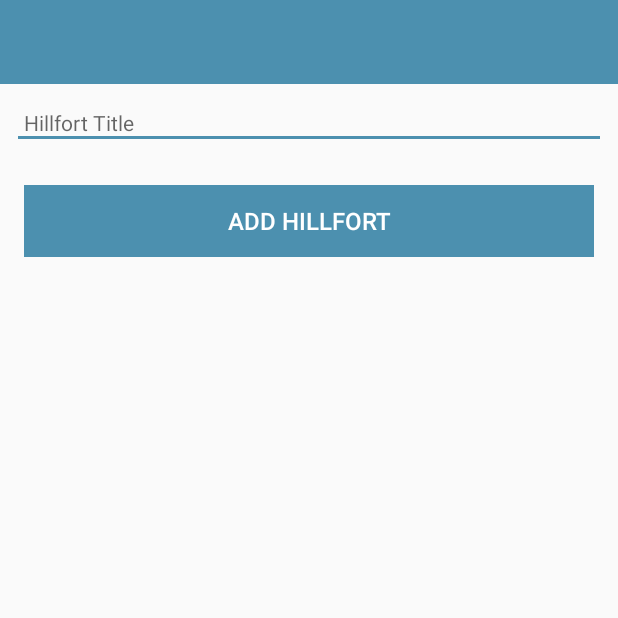
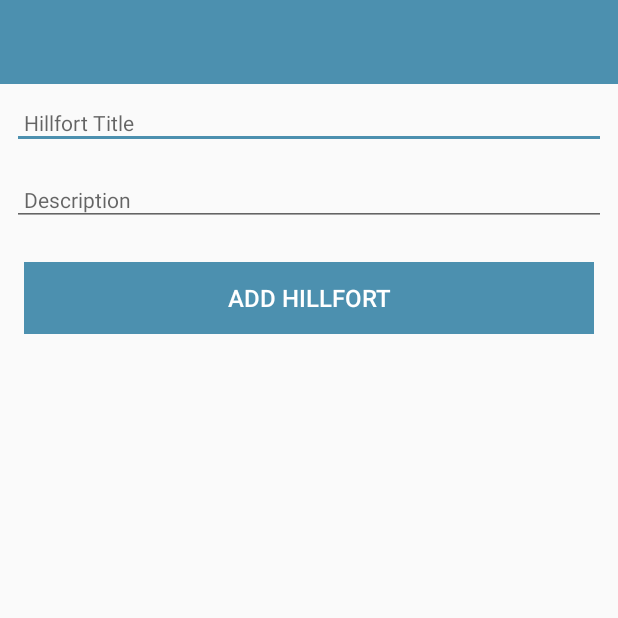
Before and after one commit to JDon97/Hillfort, an Android app: the screen it shows after launch (HillfortActivity), after a tap on "ADD HILLFORT", on a phone screen of 412 x 824 dp, the top half of it. Run offline under Robolectric (Android 15) with nearby library versions, the phone set to English and light mode, and no system bars.

Commit message:
MainApp added, description added

```diff
--- a/app/src/main/AndroidManifest.xml
+++ b/app/src/main/AndroidManifest.xml
@@ -3,6 +3,7 @@
     package="org.wit.hillfort">
 
     <application
+        android:name="org.wit.hillfort.main.MainApp"
         android:allowBackup="true"
         android:icon="@mipmap/ic_launcher"
         android:label="@string/app_name"
--- a/app/src/main/java/org/wit/hillfort/activities/HillfortActivity.kt
+++ b/app/src/main/java/org/wit/hillfort/activities/HillfortActivity.kt
@@ -12,6 +12,7 @@ import org.wit.hillfort.models.HillfortModel
 class HillfortActivity : AppCompatActivity(), AnkoLogger {
 
   var hillfort = HillfortModel()
+  val hillforts = ArrayList<HillfortModel>()
 
   override fun onCreate(savedInstanceState: Bundle?) {
     super.onCreate(savedInstanceState)
@@ -19,8 +20,11 @@ class HillfortActivity : AppCompatActivity(), AnkoLogger {
 
     btnAdd.setOnClickListener() {
       hillfort.title = hillfortTitle.text.toString()
+      hillfort.description = description.text.toString()
       if (hillfort.title.isNotEmpty()) {
-        info("add Button Pressed: $hillfort")
+        hillforts.add(hillfort.copy())
+        info("Add Button Pressed: $hillfortTitle")
+        hillforts.forEach{info ("Add Button Pressed:  ${it.title}")}
       }
       else {
         toast("Please Enter a title")
--- a/app/src/main/java/org/wit/hillfort/models/HillfortModel.kt
+++ b/app/src/main/java/org/wit/hillfort/models/HillfortModel.kt
@@ -1,3 +1,4 @@
 package org.wit.hillfort.models
 
-data class HillfortModel(var title: String = "")
+data class HillfortModel(var title: String = "",
+                         var description: String = "")
--- a/app/src/main/res/layout/activity_hillfort.xml
+++ b/app/src/main/res/layout/activity_hillfort.xml
@@ -50,6 +50,19 @@
                     android:textColor="@color/colorPrimaryDark"
                     android:textSize="14sp"/>
 
+                <android.support.design.widget.TextInputEditText
+                    android:id="@+id/description"
+                    android:layout_width="match_parent"
+                    android:layout_height="wrap_content"
+                    android:layout_margin="8dp"
+                    android:hint="@string/hint_hillfortDescription"
+                    android:inputType="text"
+                    android:maxLength="25"
+                    android:maxLines="1"
+                    android:padding="8dp"
+                    android:textColor="@color/colorPrimaryDark"
+                    android:textSize="14sp"/>
+
 
                 <Button
                     android:id="@+id/btnAdd"
--- a/app/src/main/res/values/strings.xml
+++ b/app/src/main/res/values/strings.xml
@@ -2,4 +2,5 @@
     <string name="app_name">Hillfort</string>
     <string name="button_addHillfort">Add Hillfort</string>
     <string name="hint_hillfortTitle">Hillfort Title</string>
+    <string name="hint_hillfortDescription">Description</string>
 </resources>
```
